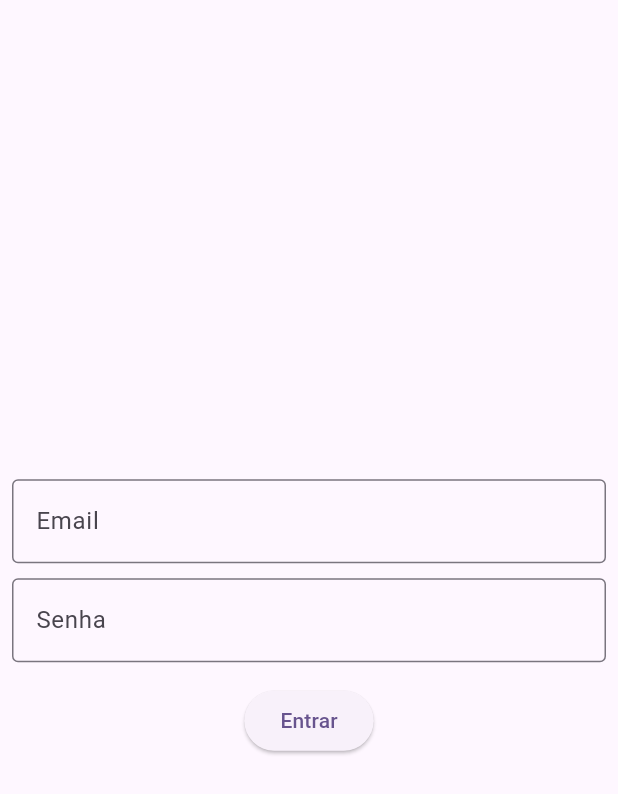
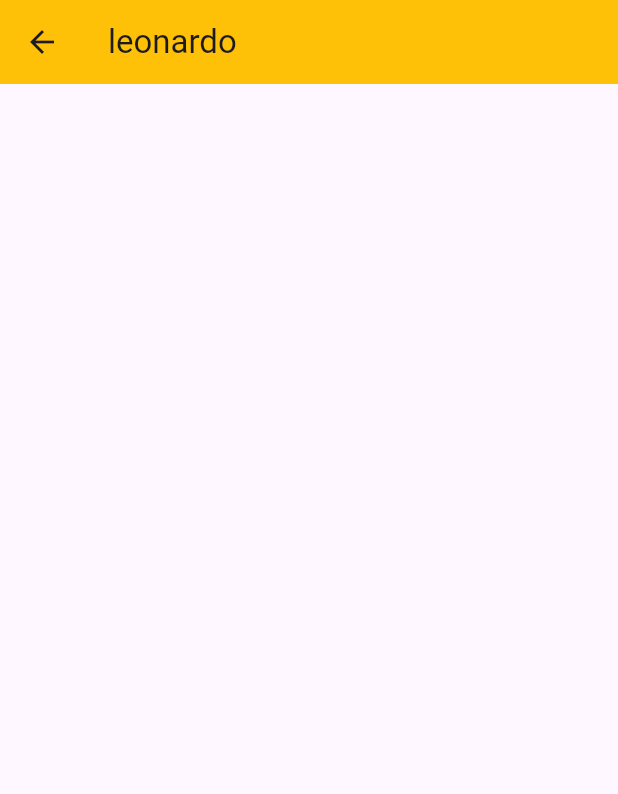
Before and after one commit to leocs000/teste_mobile_leonardo_carvalho, a Flutter app: the screen it shows after launch, on a phone screen of 412 x 824 dp. Shown: the top 794 px of the screen. Run offline on Flutter 3.47's test engine with Material 2 defaults, Android fonts, the phone set to English and light mode, and no system bars.

Commit message:
criando navegacao e HomePage

```diff
--- a/lib/main.dart
+++ b/lib/main.dart
@@ -1,4 +1,5 @@
 import 'package:flutter/material.dart';
+import 'package:teste_mobile_leonardo_carvalho/src/home_page.dart';
 import 'package:teste_mobile_leonardo_carvalho/src/login_page.dart';
 
 void main() async{
@@ -17,25 +18,14 @@ class MyApp extends StatelessWidget {
     return MaterialApp(
       title: 'Flutter Demo',
       theme: ThemeData(
-        // This is the theme of your application.
-        //
-        // TRY THIS: Try running your application with "flutter run". You'll see
-        // the application has a blue toolbar. Then, without quitting the app,
-        // try changing the seedColor in the colorScheme below to Colors.green
-        // and then invoke "hot reload" (save your changes or press the "hot
-        // reload" button in a Flutter-supported IDE, or press "r" if you used
-        // the command line to start the app).
-        //
-        // Notice that the counter didn't reset back to zero; the application
-        // state is not lost during the reload. To reset the state, use hot
-        // restart instead.
-        //
-        // This works for code too, not just values: Most code changes can be
-        // tested with just a hot reload.
         colorScheme: ColorScheme.fromSeed(seedColor: Colors.deepPurple),
         useMaterial3: true,
       ),
-      home: LoginPage(),//const MyHomePage(title: 'Flutter Demo Home Page'),
+      initialRoute: '/home',
+      routes: {
+        '/': (context) => LoginPage(),
+        '/home': (context) => HomePage(),
+      },//const MyHomePage(title: 'Flutter Demo Home Page'),
     );
   }
 }
--- a/lib/src/controllers/home_page_controller.dart
+++ b/lib/src/controllers/home_page_controller.dart
@@ -0,0 +1,3 @@
+class HomePageController {
+
+}
--- a/lib/src/controllers/login_page_controller.dart
+++ b/lib/src/controllers/login_page_controller.dart
@@ -1,3 +1,4 @@
+import 'package:flutter/material.dart';
 import 'package:teste_mobile_leonardo_carvalho/src/models/usuario_model.dart';
 import 'package:teste_mobile_leonardo_carvalho/src/repositories/usuario_repository.dart';
 
@@ -5,23 +6,15 @@ class LoginPageController{
   final usuarioRepository = UsuarioRepository();
 
 
-  login(String email, String senha) async {
+  Future login(BuildContext context,String email, String senha) async {
 
-    try{
-      final List<UsuarioModel> listaUsuario = await usuarioRepository.fetchUsuario();
+    final List<UsuarioModel> listaUsuario = await usuarioRepository.fetchUsuario();
 
-      for(var usuario in listaUsuario){
-        if(usuario.emailUsuario == email && usuario.senhaUsuario == senha){
-          print('usuario logado');
-          return;
-        }else{
-          print(email);
-          print(senha);
-          return;
-        }
+    for(var usuario in listaUsuario){
+      if(usuario.emailUsuario == email && usuario.senhaUsuario == senha){
+        Navigator.pushReplacementNamed(context, '/home');
+        return;
       }
-    }catch (e){
-      throw("Usuário nao encontrado", e);
     }
 
   }
--- /dev/null
+++ b/lib/src/home_page.dart
@@ -0,0 +1,23 @@
+import 'package:flutter/material.dart';
+
+class HomePage extends StatefulWidget {
+  const HomePage({super.key});
+
+  @override
+  State<HomePage> createState() => _HomePageState();
+}
+
+class _HomePageState extends State<HomePage> {
+  @override
+  Widget build(BuildContext context) {
+    return Scaffold(
+      appBar: AppBar(
+        backgroundColor: Colors.amber,
+        title: Text('leonardo'),
+      ),
+      // body: ListView.builder(
+      //     itemBuilder: null
+      // ),
+    );
+  }
+}
--- a/lib/src/login_page.dart
+++ b/lib/src/login_page.dart
@@ -12,14 +12,15 @@ class _LoginPageState extends State<LoginPage> {
   final TextEditingController _emailController = TextEditingController();
   final TextEditingController _senhaController = TextEditingController();
 
-  String email = '';
-  String senha = '';
+  login(context){
+    LoginPageController loginController = LoginPageController();
 
-  login(){
-    LoginPageController loginController = LoginPageController();
-    email = _emailController.text;
-    senha = _senhaController.text;
-    loginController.login(email, senha);
+    try{
+      loginController.login(context, _emailController.text, _senhaController.text);
+    }catch (e){
+      print(e);
+    }
+
   }
 
   @override
@@ -51,10 +52,20 @@ class _LoginPageState extends State<LoginPage> {
               ),
               SizedBox(height: 15),
               ElevatedButton(
+                style: ElevatedButton.styleFrom(
+                  backgroundColor: Colors.red,
+                  fixedSize: Size(200, 50),
+                  elevation: 0,
+                ),
                 onPressed: () {
-                  login();
+                  login(context);
                 },
-                  child: Text('Entrar')
+                child: Text(
+                  'Entrar',
+                   style: TextStyle(
+                     color: Colors.white,
+                   ),
+                ),
 
               ),
             ],
```
